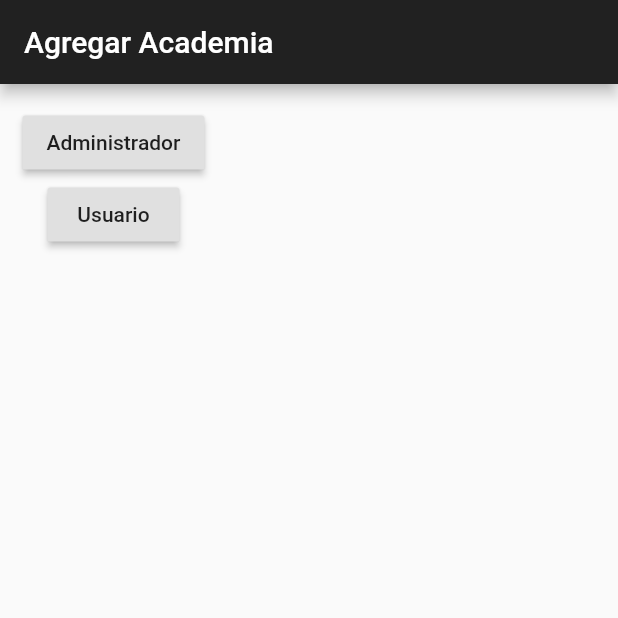
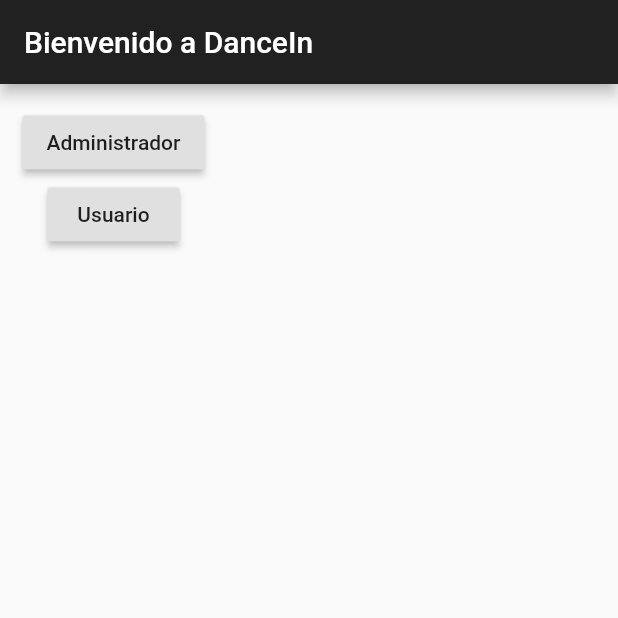
Before and after one commit to tonyoc21/DanceInSoftwareIII, a Flutter app: the screen it shows after launch, on a phone screen of 412 x 824 dp, the top half of it. Run offline on Flutter 3.47's test engine with Material 2 defaults, Android fonts, the phone set to English and light mode, and no system bars; our stand-ins replace sqflite; accounts and stored records are empty.

Commit message:
Titulos academia

```diff
--- a/lib/pages/ensayo_page.dart
+++ b/lib/pages/ensayo_page.dart
@@ -12,7 +12,7 @@ class _EnsayoPageState extends State<EnsayoPage> {
     return WillPopScope(
       child: Scaffold(
         appBar: AppBar(
-          title: Text("Agregar Academia"),
+          title: Text("Bienvenido a DanceIn"),
         ),
         body: SingleChildScrollView(
           child: Container(
--- a/lib/pages/save_page.dart
+++ b/lib/pages/save_page.dart
@@ -153,7 +153,7 @@ class _SavePageState extends State<SavePage> {
                 }
                 return null;
               },
-              //maxLines: 8,
+              maxLines: 8,
               maxLength: 1000,
               decoration: InputDecoration(
                   labelText: "Descripción Academia",
--- a/lib/pages/view_page.dart
+++ b/lib/pages/view_page.dart
@@ -1,4 +1,4 @@
-import 'package:crud/db/operation.dart';
+
 import 'package:crud/models/academia.dart';
 import 'package:flutter/material.dart';
 
@@ -34,15 +34,17 @@ class _ViewPageState extends State<ViewPage> {
         child: Form(
           key: _formKey,
           child: Column(children: <Widget>[
-            Text(academia.descripcion),
+            Text("Estilo de Baile: " + academia.estilo),
             SizedBox(height: 15),
-            Text(academia.estilo),
+            Text("Ciudad: " + academia.ciudad),
             SizedBox(height: 15),
-            Text(academia.ciudad),
+            Text("Celular: " + academia.celular),
             SizedBox(height: 15),
-            Text(academia.celular),
+            Text("Correo Electrónico: " + academia.email),
             SizedBox(height: 15),
-            Text(academia.email),
+            Text("Teléfono: " + academia.telefono),
+            SizedBox(height: 15),
+            Text("Descripción: " + academia.descripcion),
             SizedBox(height: 15),
           ]),
         ));
```
